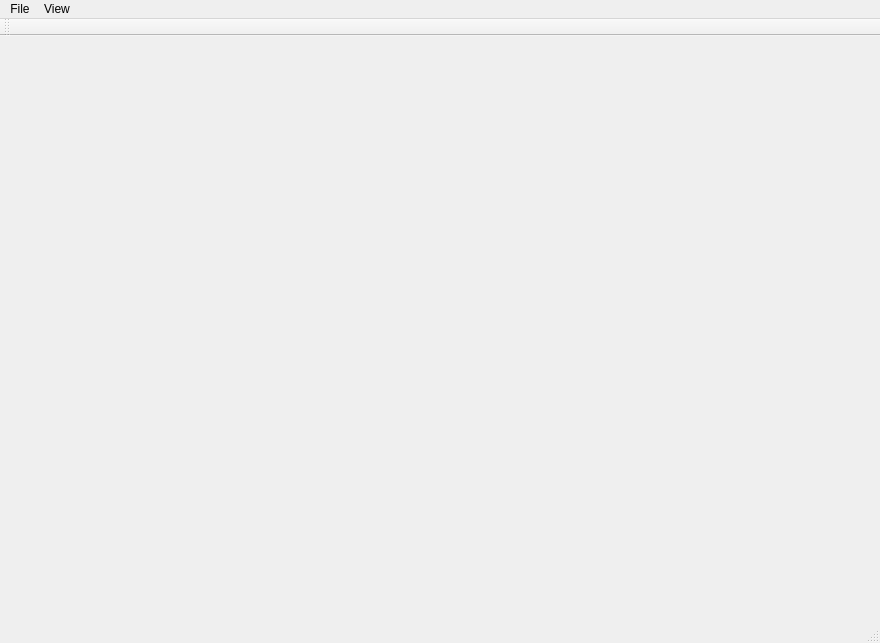
The window that Videobase/Videobase/View/mainwindow.ui (BittnerBarnabas/Videobase) describes before a commit, drawn with Qt 5.
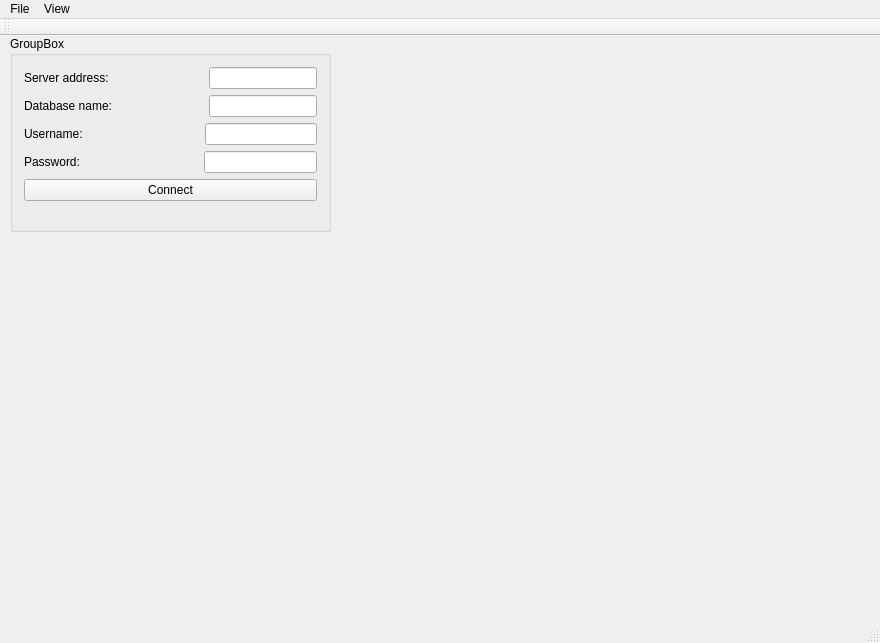
The same window after the commit.

Patch:
```diff
--- a/Videobase/Videobase/View/mainwindow.ui
+++ b/Videobase/Videobase/View/mainwindow.ui
@@ -13,7 +13,149 @@
   <property name="windowTitle">
    <string>MainWindow</string>
   </property>
-  <widget class="QWidget" name="centralWidget"/>
+  <widget class="QWidget" name="centralWidget">
+   <widget class="QGroupBox" name="groupBox">
+    <property name="geometry">
+     <rect>
+      <x>10</x>
+      <y>0</y>
+      <width>321</width>
+      <height>196</height>
+     </rect>
+    </property>
+    <property name="layoutDirection">
+     <enum>Qt::LeftToRight</enum>
+    </property>
+    <property name="title">
+     <string>GroupBox</string>
+    </property>
+    <layout class="QFormLayout" name="formLayout">
+     <item row="0" column="0" colspan="2">
+      <layout class="QVBoxLayout" name="verticalLayout">
+       <item>
+        <layout class="QHBoxLayout" name="horizontalLayout_3">
+         <item>
+          <widget class="QLabel" name="label_3">
+           <property name="text">
+            <string>Server address: </string>
+           </property>
+          </widget>
+         </item>
+         <item>
+          <spacer name="horizontalSpacer">
+           <property name="orientation">
+            <enum>Qt::Horizontal</enum>
+           </property>
+           <property name="sizeHint" stdset="0">
+            <size>
+             <width>40</width>
+             <height>20</height>
+            </size>
+           </property>
+          </spacer>
+         </item>
+         <item>
+          <widget class="QLineEdit" name="lineEdit_3"/>
+         </item>
+        </layout>
+       </item>
+       <item>
+        <layout class="QHBoxLayout" name="horizontalLayout_2">
+         <item>
+          <widget class="QLabel" name="label_2">
+           <property name="text">
+            <string>Database name: </string>
+           </property>
+          </widget>
+         </item>
+         <item>
+          <spacer name="horizontalSpacer_2">
+           <property name="orientation">
+            <enum>Qt::Horizontal</enum>
+           </property>
+           <property name="sizeHint" stdset="0">
+            <size>
+             <width>35</width>
+             <height>20</height>
+            </size>
+           </property>
+          </spacer>
+         </item>
+         <item>
+          <widget class="QLineEdit" name="lineEdit_2"/>
+         </item>
+        </layout>
+       </item>
+       <item>
+        <layout class="QHBoxLayout" name="horizontalLayout">
+         <item>
+          <widget class="QLabel" name="label">
+           <property name="text">
+            <string>Username: </string>
+           </property>
+          </widget>
+         </item>
+         <item>
+          <spacer name="horizontalSpacer_3">
+           <property name="orientation">
+            <enum>Qt::Horizontal</enum>
+           </property>
+           <property name="sizeHint" stdset="0">
+            <size>
+             <width>40</width>
+             <height>20</height>
+            </size>
+           </property>
+          </spacer>
+         </item>
+         <item>
+          <widget class="QLineEdit" name="lineEdit"/>
+         </item>
+        </layout>
+       </item>
+       <item>
+        <layout class="QHBoxLayout" name="horizontalLayout_4">
+         <item>
+          <widget class="QLabel" name="label_4">
+           <property name="text">
+            <string>Password: </string>
+           </property>
+          </widget>
+         </item>
+         <item>
+          <spacer name="horizontalSpacer_4">
+           <property name="orientation">
+            <enum>Qt::Horizontal</enum>
+           </property>
+           <property name="sizeHint" stdset="0">
+            <size>
+             <width>40</width>
+             <height>20</height>
+            </size>
+           </property>
+          </spacer>
+         </item>
+         <item>
+          <widget class="QLineEdit" name="lineEdit_4"/>
+         </item>
+        </layout>
+       </item>
+       <item>
+        <layout class="QHBoxLayout" name="horizontalLayout_5">
+         <item>
+          <widget class="QPushButton" name="pushButton_2">
+           <property name="text">
+            <string>Connect</string>
+           </property>
+          </widget>
+         </item>
+        </layout>
+       </item>
+      </layout>
+     </item>
+    </layout>
+   </widget>
+  </widget>
   <widget class="QMenuBar" name="menuBar">
    <property name="geometry">
     <rect>
```
